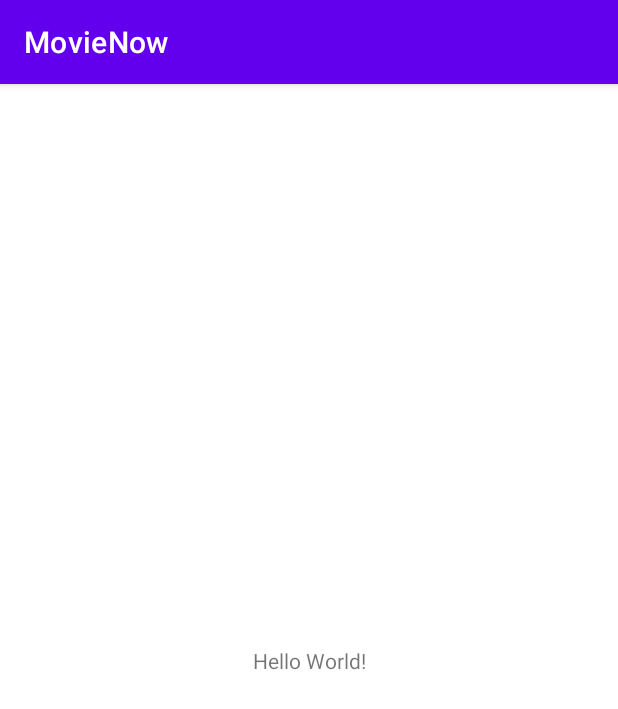
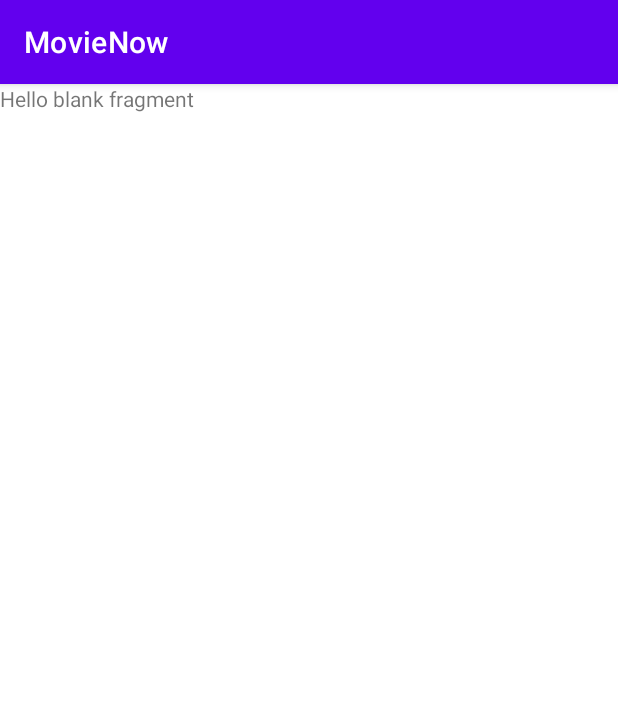
Before and after one commit to pqhuy1102/MovieNow, an Android app: the screen it shows after launch (MainActivity), on a phone screen of 412 x 824 dp. Shown: the top 709 px of the screen. Run offline under Robolectric (Android 15) with nearby library versions, the phone set to English and light mode, and no system bars.

Commit message:
setup navigation components

```diff
--- /dev/null
+++ b/app/src/main/java/com/example/movienow/MovieFragment.kt
@@ -0,0 +1,59 @@
+package com.example.movienow
+
+import android.os.Bundle
+import androidx.fragment.app.Fragment
+import android.view.LayoutInflater
+import android.view.View
+import android.view.ViewGroup
+
+// TODO: Rename parameter arguments, choose names that match
+// the fragment initialization parameters, e.g. ARG_ITEM_NUMBER
+private const val ARG_PARAM1 = "param1"
+private const val ARG_PARAM2 = "param2"
+
+/**
+ * A simple [Fragment] subclass.
+ * Use the [MovieFragment.newInstance] factory method to
+ * create an instance of this fragment.
+ */
+class MovieFragment : Fragment() {
+    // TODO: Rename and change types of parameters
+    private var param1: String? = null
+    private var param2: String? = null
+
+    override fun onCreate(savedInstanceState: Bundle?) {
+        super.onCreate(savedInstanceState)
+        arguments?.let {
+            param1 = it.getString(ARG_PARAM1)
+            param2 = it.getString(ARG_PARAM2)
+        }
+    }
+
+    override fun onCreateView(
+        inflater: LayoutInflater, container: ViewGroup?,
+        savedInstanceState: Bundle?
+    ): View? {
+        // Inflate the layout for this fragment
+        return inflater.inflate(R.layout.fragment_movie, container, false)
+    }
+
+    companion object {
+        /**
+         * Use this factory method to create a new instance of
+         * this fragment using the provided parameters.
+         *
+         * @param param1 Parameter 1.
+         * @param param2 Parameter 2.
+         * @return A new instance of fragment MovieFragment.
+         */
+        // TODO: Rename and change types and number of parameters
+        @JvmStatic
+        fun newInstance(param1: String, param2: String) =
+            MovieFragment().apply {
+                arguments = Bundle().apply {
+                    putString(ARG_PARAM1, param1)
+                    putString(ARG_PARAM2, param2)
+                }
+            }
+    }
+}
--- a/app/src/main/res/layout/activity_main.xml
+++ b/app/src/main/res/layout/activity_main.xml
@@ -6,13 +6,12 @@
     android:layout_height="match_parent"
     tools:context=".MainActivity">
 
-    <TextView
-        android:layout_width="wrap_content"
-        android:layout_height="wrap_content"
-        android:text="Hello World!"
-        app:layout_constraintBottom_toBottomOf="parent"
-        app:layout_constraintEnd_toEndOf="parent"
-        app:layout_constraintStart_toStartOf="parent"
-        app:layout_constraintTop_toTopOf="parent" />
+   <fragment
+       android:id="@+id/container_fragment"
+       android:layout_width="match_parent"
+       android:layout_height="match_parent"
+       android:name="androidx.navigation.fragment.NavHostFragment"
+       app:navGraph="@navigation/nav_graph"
+       app:defaultNavHost = "true"/>
 
 </androidx.constraintlayout.widget.ConstraintLayout>
--- /dev/null
+++ b/app/src/main/res/layout/fragment_movie.xml
@@ -0,0 +1,14 @@
+<?xml version="1.0" encoding="utf-8"?>
+<FrameLayout xmlns:android="http://schemas.android.com/apk/res/android"
+    xmlns:tools="http://schemas.android.com/tools"
+    android:layout_width="match_parent"
+    android:layout_height="match_parent"
+    tools:context=".MovieFragment">
+
+    <!-- TODO: Update blank fragment layout -->
+    <TextView
+        android:layout_width="match_parent"
+        android:layout_height="match_parent"
+        android:text="@string/hello_blank_fragment" />
+
+</FrameLayout>
--- /dev/null
+++ b/app/src/main/res/navigation/nav_graph.xml
@@ -0,0 +1,22 @@
+<?xml version="1.0" encoding="utf-8"?>
+<navigation xmlns:android="http://schemas.android.com/apk/res/android"
+    xmlns:app="http://schemas.android.com/apk/res-auto"
+    xmlns:tools="http://schemas.android.com/tools"
+    android:id="@+id/nav_graph"
+    app:startDestination="@id/movieFragment">
+
+    <fragment
+        android:id="@+id/movieFragment"
+        android:name="com.example.movienow.MovieFragment"
+        android:label="fragment_movie"
+        tools:layout="@layout/fragment_movie" >
+        <action
+            android:id="@+id/action_movieFragment_to_detailFragment"
+            app:destination="@id/detailFragment" />
+    </fragment>
+    <fragment
+        android:id="@+id/detailFragment"
+        android:name="com.example.movienow.DetailFragment"
+        android:label="fragment_detail"
+        tools:layout="@layout/fragment_detail" />
+</navigation>
--- a/app/src/main/res/values/strings.xml
+++ b/app/src/main/res/values/strings.xml
@@ -1,3 +1,5 @@
 <resources>
     <string name="app_name">MovieNow</string>
+    <!-- TODO: Remove or change this placeholder text -->
+    <string name="hello_blank_fragment">Hello blank fragment</string>
 </resources>
--- a/build.gradle
+++ b/build.gradle
@@ -3,4 +3,6 @@ plugins {
     id 'com.android.application' version '7.3.0' apply false
     id 'com.android.library' version '7.3.0' apply false
     id 'org.jetbrains.kotlin.android' version '1.7.10' apply false
+    id 'com.google.dagger.hilt.android' version '2.44' apply false
+
 }
```
Also changed, not shown: app/build.gradle (+12 -0 lines), app/src/main/java/com/example/movienow/DetailFragment.kt (added, +59 -0 lines), app/src/main/res/layout/fragment_detail.xml (added, +14 -0 lines).
